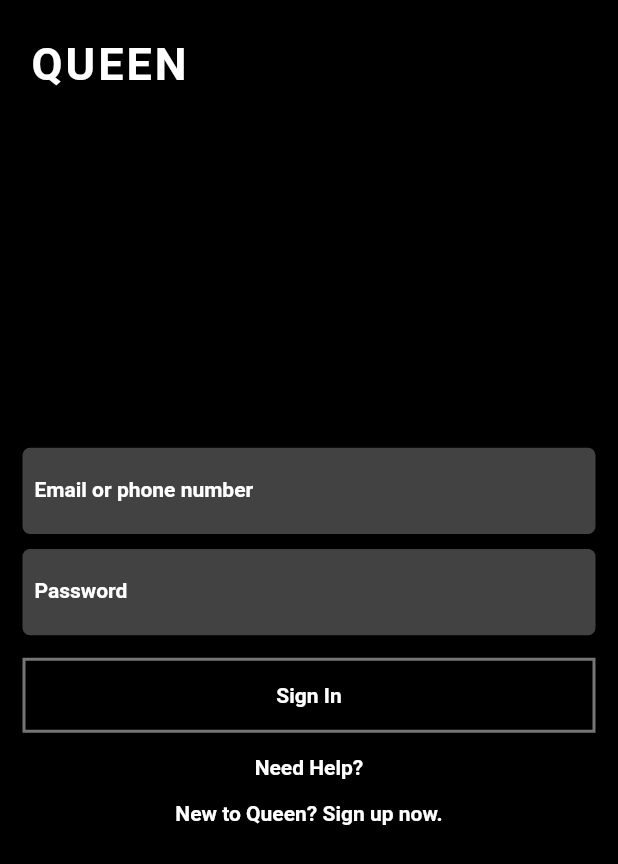
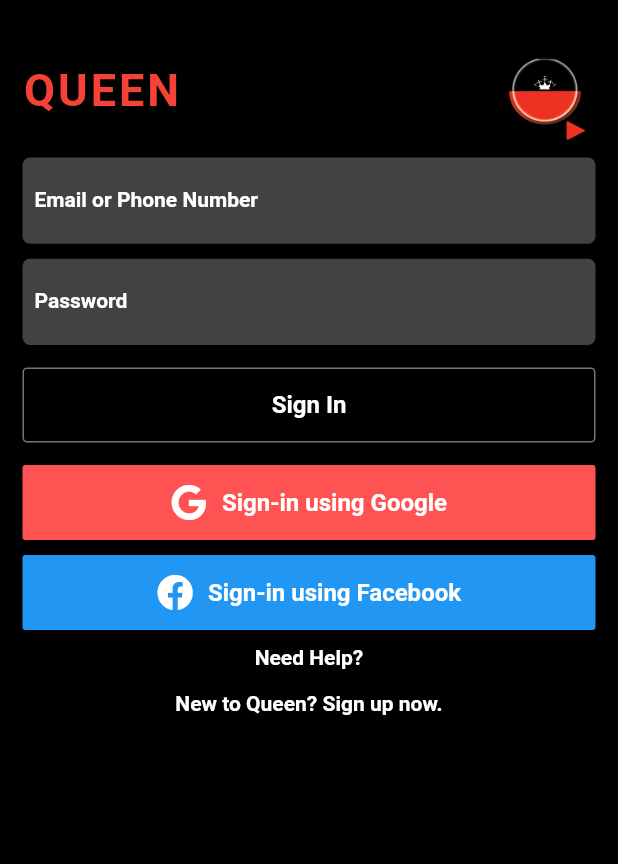
Before and after one commit to Tusharcoder18/queen_ott_app, a Flutter app: the screen it shows after launch, on a phone screen of 412 x 824 dp. Shown: the top 864 px of the screen. Run offline on Flutter 3.47's test engine with Material 2 defaults, Android fonts, the phone set to English and light mode, and no system bars; our stand-ins replace font_awesome_flutter.

Commit message:
List of changes:- Added logo to sign in screen, added material buttons for Google Sign In and Facebook Sign In

```diff
--- a/lib/screens/sign_in_screen.dart
+++ b/lib/screens/sign_in_screen.dart
@@ -1,5 +1,6 @@
 import 'package:flutter/material.dart';
 import 'package:flutter/rendering.dart';
+import 'package:font_awesome_flutter/font_awesome_flutter.dart';
 
 class SignInScreen extends StatefulWidget {
   @override
@@ -7,6 +8,11 @@ class SignInScreen extends StatefulWidget {
 }
 
 class _SignInScreenState extends State<SignInScreen> {
+  String _emailPhone;
+  String _password;
+
+  final GlobalKey<FormState> _formKey = GlobalKey<FormState>();
+
   @override
   Widget build(BuildContext context) {
     return Scaffold(
@@ -27,29 +33,32 @@ class _SignInScreenState extends State<SignInScreen> {
 
   Widget _headerWidget() {
     return Row(
+      mainAxisAlignment: MainAxisAlignment.spaceBetween,
       children: [
-        // Container(
-        //   height: 70,
-        //   child: Image.asset('assets/logo.png'),
-        // )
-        SizedBox(
-          width: 5.0,
-        ),
+        // SizedBox(
+        //   width: 5.0,
+        // ),
         Text(
           "QUEEN",
           style: TextStyle(
-            color: Colors.white,
+            color: Colors.red,
             letterSpacing: 2.0,
             fontFamily: 'Roboto',
             fontSize: 30.0,
           ),
+        ),
+        Container(
+          height: 70,
+          child: Image.asset('assets/logo.png'),
         ),
       ],
     );
   }
 
   Widget _formWidget() {
-    return Expanded(
+    return Form(
+      key: _formKey,
+      child: Expanded(
         child: Column(
           mainAxisAlignment: MainAxisAlignment.center,
           children: [
@@ -68,7 +77,16 @@ class _SignInScreenState extends State<SignInScreen> {
                       color: Colors.white,
                     ),
                     border: InputBorder.none,
-                  labelText: "Email or phone number"),
+                    labelText: "Email or Phone Number"),
+                // ignore: missing_return
+                validator: (String value) {
+                  if (value.isEmpty) {
+                    return "Email or Phone Number is Required";
+                  }
+                },
+                onSaved: (String value) {
+                  _emailPhone = value;
+                },
               ),
             ),
             SizedBox(
@@ -91,22 +109,89 @@ class _SignInScreenState extends State<SignInScreen> {
                     ),
                     border: InputBorder.none,
                     labelText: "Password"),
+                // ignore: missing_return
+                validator: (String value) {
+                  if (value.isEmpty) {
+                    return "Password is Required";
+                  }
+                },
+                onSaved: (String value) {
+                  _password = value;
+                },
               ),
             ),
             SizedBox(
               height: 15,
             ),
-          Container(
-            alignment: Alignment.center,
-            padding: EdgeInsets.symmetric(vertical: 15),
-            width: double.maxFinite,
-            decoration: BoxDecoration(
-                color: Colors.transparent,
-                border: Border.all(color: Colors.grey[600], width: 2)),
-            child: Text("Sign In"),
+            GestureDetector(
+              onTap: () {
+                if (!_formKey.currentState.validate()) {
+                  return;
+                }
+                _formKey.currentState.save();
+                print(_emailPhone);
+                print(_password);
+              },
+              child: MaterialButton(
+                elevation: 0,
+                minWidth: double.maxFinite,
+                height: 50,
+                onPressed: () {},
+                shape: RoundedRectangleBorder(
+                    side: BorderSide(color: Colors.grey[600]),
+                    borderRadius: BorderRadius.circular(3)),
+                child: Row(
+                  mainAxisAlignment: MainAxisAlignment.center,
+                  children: <Widget>[
+                    Text('Sign In',
+                        style: TextStyle(color: Colors.white, fontSize: 16)),
+                  ],
+                ),
+                textColor: Colors.white,
+              ),
             ),
             SizedBox(
               height: 15,
+            ),
+            MaterialButton(
+              elevation: 0,
+              minWidth: double.maxFinite,
+              height: 50,
+              onPressed: () {},
+              color: Colors.redAccent,
+              child: Row(
+                mainAxisAlignment: MainAxisAlignment.center,
+                children: <Widget>[
+                  Icon(FontAwesomeIcons.google),
+                  SizedBox(width: 10),
+                  Text('Sign-in using Google',
+                      style: TextStyle(color: Colors.white, fontSize: 16)),
+                ],
+              ),
+              textColor: Colors.white,
+            ),
+            SizedBox(
+              height: 10,
+            ),
+            MaterialButton(
+              elevation: 0,
+              minWidth: double.maxFinite,
+              height: 50,
+              onPressed: () {},
+              color: Colors.blue,
+              child: Row(
+                mainAxisAlignment: MainAxisAlignment.center,
+                children: <Widget>[
+                  Icon(FontAwesomeIcons.facebook),
+                  SizedBox(width: 10),
+                  Text('Sign-in using Facebook',
+                      style: TextStyle(color: Colors.white, fontSize: 16)),
+                ],
+              ),
+              textColor: Colors.white,
+            ),
+            SizedBox(
+              height: 10,
             ),
             Text("Need Help?"),
             SizedBox(
@@ -123,6 +208,10 @@ class _SignInScreenState extends State<SignInScreen> {
             ),
           ],
         ),
+      ),
     );
   }
+
+  // Widget
+
 }
--- a/lib/screens/splash_screen.dart
+++ b/lib/screens/splash_screen.dart
@@ -42,7 +42,6 @@ class _SplashScreenState extends State<SplashScreen> {
             ),
             Container(
               child: CircularProgressIndicator(
-                // backgroundColor: Colors.white,
                 valueColor: AlwaysStoppedAnimation<Color>(Colors.white),
               ),
             )
--- a/pubspec.yaml
+++ b/pubspec.yaml
@@ -23,6 +23,7 @@ environment:
 dependencies:
   flutter:
     sdk: flutter
+  font_awesome_flutter: ^8.11.0
 
   # The following adds the Cupertino Icons font to your application.
   # Use with the CupertinoIcons class for iOS style icons.
```
Also changed, not shown: pubspec.lock. Lines whose indentation alone changed are shown as unchanged.
